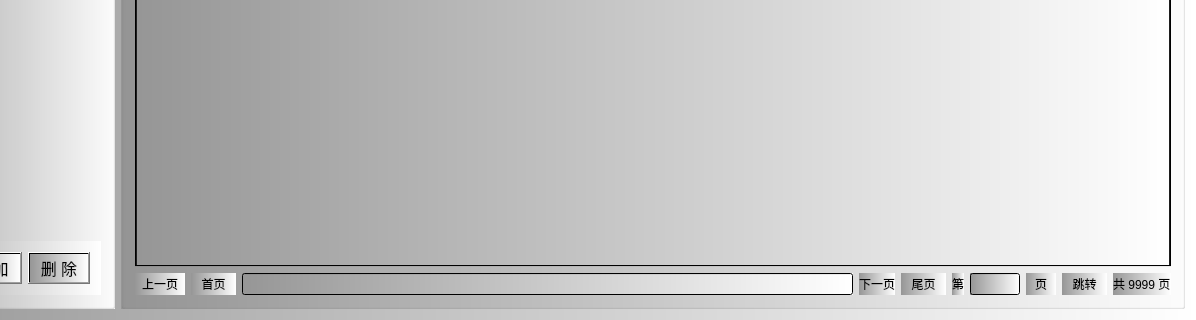
This is XDMFrame.ui in xiadengmin/Peixun as Qt 5 draws it before an edit; both pictures show x 146 to 1342 and y 471 to 791 of the 1342 by 791 pixel window. The edited form follows.
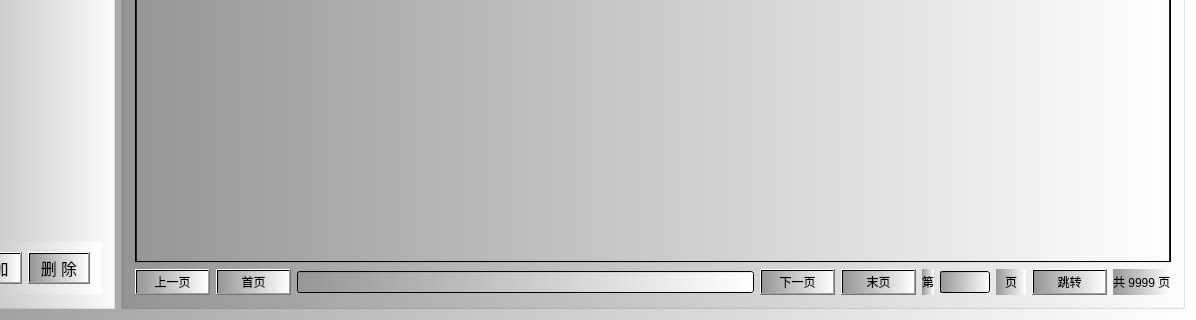
This is the edited form.

What changed in the file:
```diff
--- a/XDMFrame.ui
+++ b/XDMFrame.ui
@@ -280,60 +280,17 @@
         <item>
          <layout class="QHBoxLayout" name="horizontalLayout_2">
           <item>
-           <widget class="QLabel" name="previousPageLabel">
-            <property name="minimumSize">
-             <size>
-              <width>50</width>
-              <height>0</height>
-             </size>
-            </property>
-            <property name="maximumSize">
-             <size>
-              <width>50</width>
-              <height>16777215</height>
-             </size>
-            </property>
-            <property name="toolTip">
-             <string>上一页</string>
-            </property>
+           <widget class="QPushButton" name="pushButton_PageUp">
             <property name="text">
              <string>上一页</string>
             </property>
-            <property name="alignment">
-             <set>Qt::AlignCenter</set>
-            </property>
            </widget>
           </item>
           <item>
-           <widget class="QLabel" name="firstPageLabel">
-            <property name="minimumSize">
-             <size>
-              <width>45</width>
-              <height>0</height>
-             </size>
-            </property>
-            <property name="maximumSize">
-             <size>
-              <width>45</width>
-              <height>16777215</height>
-             </size>
-            </property>
-            <property name="toolTip">
-             <string>首页</string>
-            </property>
-            <property name="styleSheet">
-             <string notr="true">firstPageLabel//不指定特定对象，即对所有QLabel生效
-{
-	background-color:rgb(0,255,127);
-}
-</string>
-            </property>
+           <widget class="QPushButton" name="pushButton_HomePage">
             <property name="text">
              <string>首页</string>
             </property>
-            <property name="alignment">
-             <set>Qt::AlignCenter</set>
-            </property>
            </widget>
           </item>
           <item>
@@ -359,52 +316,16 @@
            </widget>
           </item>
           <item>
-           <widget class="QLabel" name="nextPageLabel">
-            <property name="minimumSize">
-             <size>
-              <width>0</width>
-              <height>0</height>
-             </size>
-            </property>
-            <property name="maximumSize">
-             <size>
-              <width>16777215</width>
-              <height>16777215</height>
-             </size>
-            </property>
-            <property name="toolTip">
-             <string>下一页</string>
-            </property>
+           <widget class="QPushButton" name="pushButton_PageDown">
             <property name="text">
              <string>下一页</string>
             </property>
-            <property name="alignment">
-             <set>Qt::AlignCenter</set>
-            </property>
            </widget>
           </item>
           <item>
-           <widget class="QLabel" name="lastPageLabel">
-            <property name="minimumSize">
-             <size>
-              <width>45</width>
-              <height>0</height>
-             </size>
-            </property>
-            <property name="maximumSize">
-             <size>
-              <width>45</width>
-              <height>16777215</height>
-             </size>
-            </property>
-            <property name="toolTip">
-             <string>尾页</string>
-            </property>
+           <widget class="QPushButton" name="pushButton_LastPage">
             <property name="text">
-             <string>尾页</string>
-            </property>
-            <property name="alignment">
-             <set>Qt::AlignCenter</set>
+             <string>末页</string>
             </property>
            </widget>
           </item>
@@ -472,28 +393,10 @@
            </widget>
           </item>
           <item>
-           <widget class="QLabel" name="gotoPageLabel">
-            <property name="minimumSize">
-             <size>
-              <width>45</width>
-              <height>0</height>
-             </size>
-            </property>
-            <property name="maximumSize">
-             <size>
-              <width>45</width>
-              <height>16777215</height>
-             </size>
-            </property>
-            <property name="toolTip">
-             <string>跳转</string>
-            </property>
+           <widget class="QPushButton" name="pushButton_Redirect">
             <property name="text">
              <string>跳转</string>
             </property>
-            <property name="alignment">
-             <set>Qt::AlignCenter</set>
-            </property>
            </widget>
           </item>
           <item>
```
